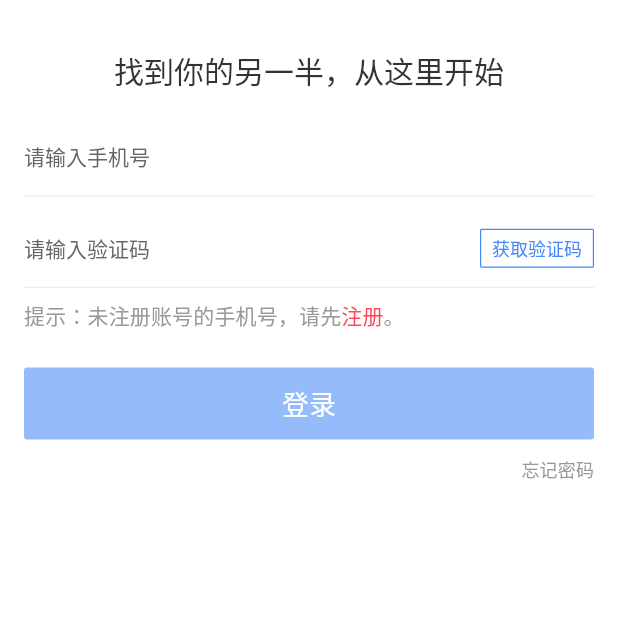
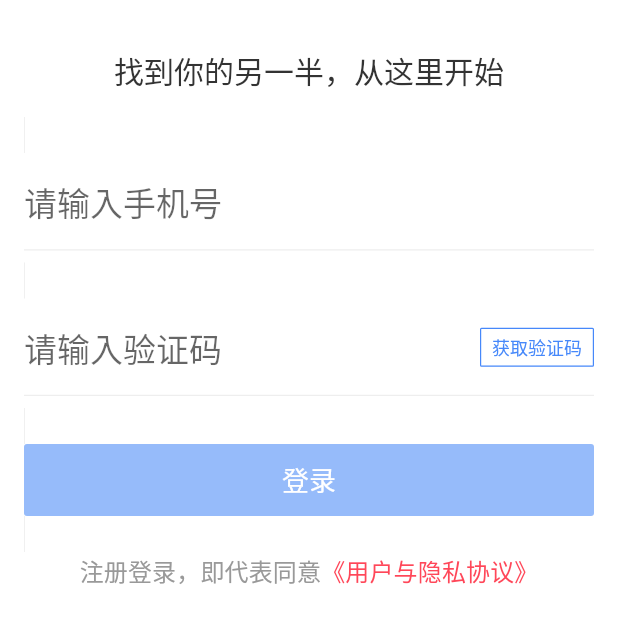
Before and after one commit to ada1988/flutter_study, a Flutter app: the screen it shows after launch, on a phone screen of 412 x 824 dp, the part 321-964 px from its top. Run offline on Flutter 3.47's test engine with Material 2 defaults, Android fonts, the phone set to English and light mode, and no system bars; drawn by our look-alikes of oktoast; our stand-ins replace cached_network_image, dio, fluro, flutter_slidable, flutter_swiper, keyboard_actions and 3 more; missing offline and left inert: barcode_scan, common_utils, flustars; statements that could not run were skipped.

Commit message:
测试改动

```diff
--- a/reyuan_version/lib/business/login/pages/login_page.dart
+++ b/reyuan_version/lib/business/login/pages/login_page.dart
@@ -88,6 +88,7 @@ class _LoginPageState extends State<LoginPage> {
         ),
       ),
       Gaps.vGap16,
+      Gaps.vLine,
       LoginTextField(
         focusNode: _nodeText1,
         controller: _phoneController,
@@ -96,6 +97,7 @@ class _LoginPageState extends State<LoginPage> {
         hintText: '请输入手机号',
       ),
       Gaps.vGap8,
+      Gaps.vLine,
       LoginTextField(
         focusNode: _nodeText2,
         controller: _vCodeController,
@@ -108,42 +110,32 @@ class _LoginPageState extends State<LoginPage> {
         },
       ),
       Gaps.vGap8,
+      Gaps.vLine,
+      MyButton(
+        onPressed: _isClick ? _login : null,
+        text: '登录',
+      ),
+      Gaps.vLine,
       Container(
-          alignment: Alignment.centerLeft,
+          alignment: Alignment.center,
           child: GestureDetector(
             child: RichText(
               text: TextSpan(
-                text: '提示：未注册账号的手机号，请先',
+                text: '注册登录，即代表同意',
                 style: Theme.of(context)
                     .textTheme
                     .subtitle
-                    .copyWith(fontSize: Dimens.font_sp14),
+                    .copyWith(fontSize: Dimens.font_sp16),
                 children: <TextSpan>[
                   TextSpan(
-                      text: '注册',
+                      text: '《用户与隐私协议》',
                       style: TextStyle(color: Theme.of(context).errorColor)),
-                  TextSpan(text: '。'),
                 ],
               ),
             ),
             onTap: () =>
                 NavigatorUtils.push(context, LoginRouter.registep1Page),
           )),
-      Gaps.vGap24,
-      MyButton(
-        onPressed: _isClick ? _login : null,
-        text: '登录',
-      ),
-      Container(
-        height: 40.0,
-        alignment: Alignment.centerRight,
-        child: GestureDetector(
-          child: Text(
-            '忘记密码',
-            style: Theme.of(context).textTheme.subtitle,
-          ),
-        ),
-      )
     ];
   }
 }
--- a/reyuan_version/lib/widgets/login_text_field.dart
+++ b/reyuan_version/lib/widgets/login_text_field.dart
@@ -108,6 +108,7 @@ class _LoginTextFieldState extends State<LoginTextField> {
           decoration: InputDecoration(
               contentPadding: const EdgeInsets.symmetric(vertical: 16.0),
               hintText: widget.hintText,
+              hintStyle: TextStyle(fontSize: 22),
               counterText: '',
               focusedBorder: UnderlineInputBorder(
                   borderSide: BorderSide(
```
